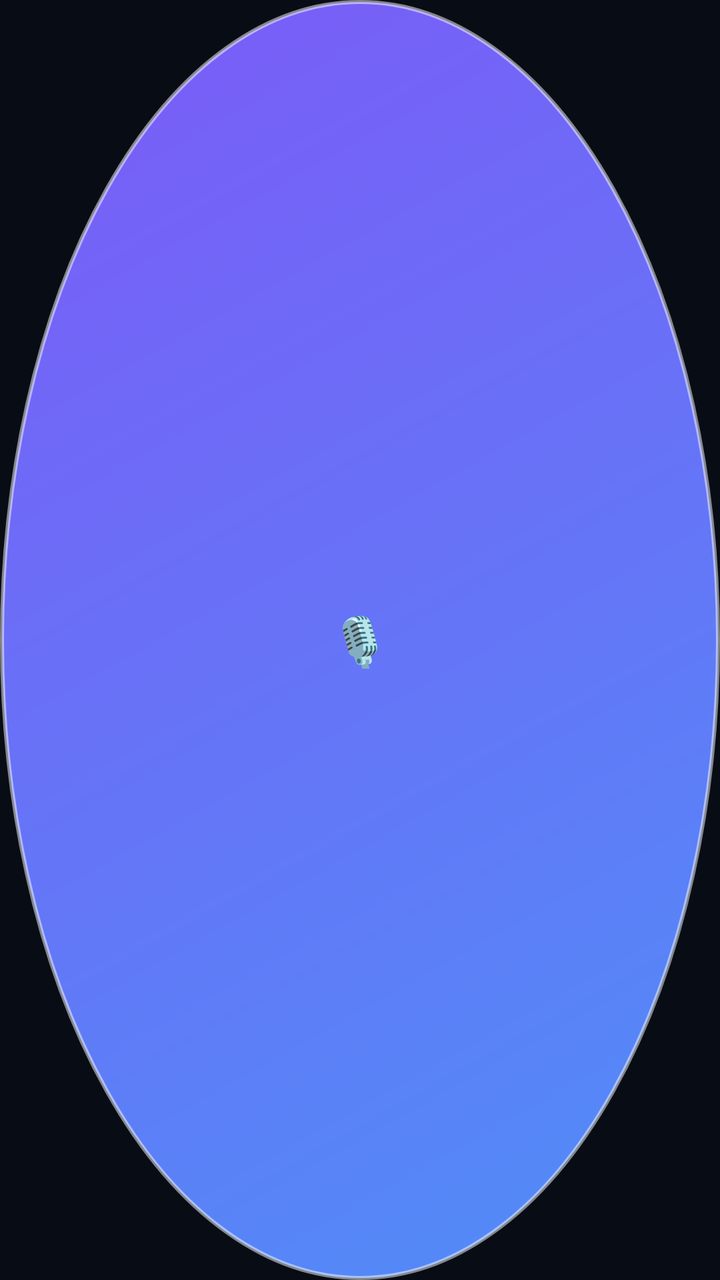
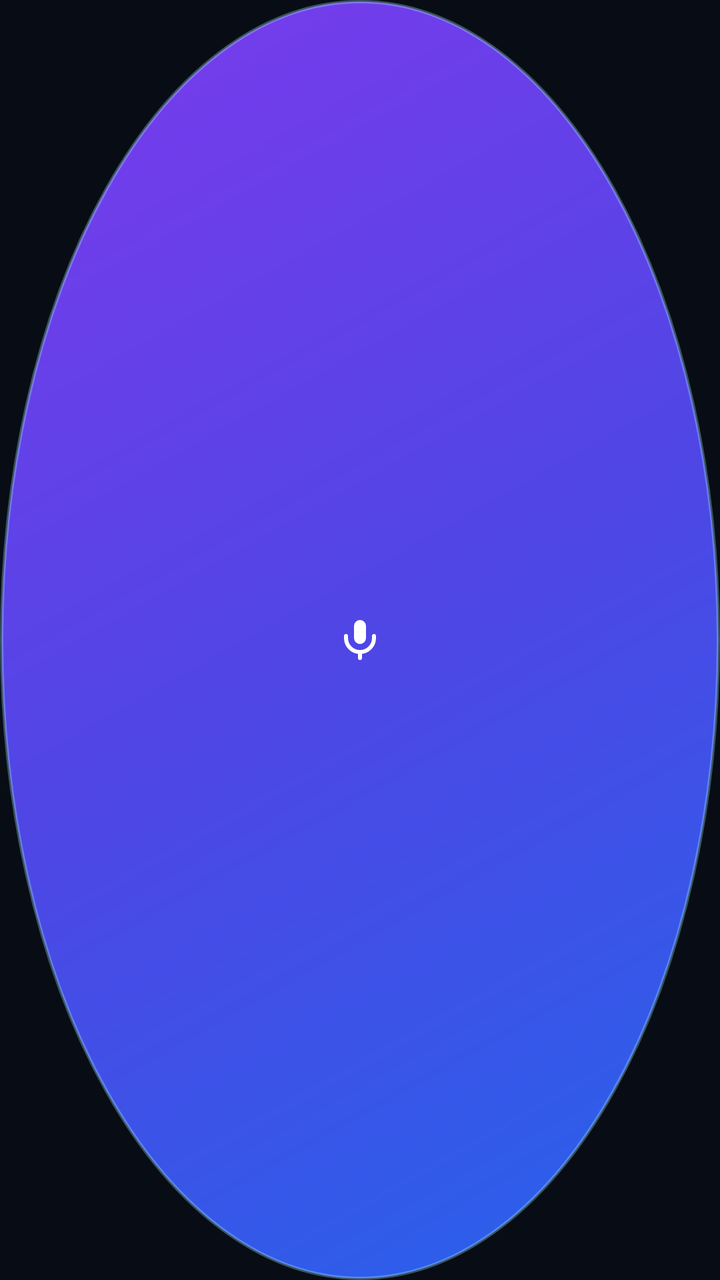

Screens rendered from an Android XML layout before and after an edit, with the pre-edit source and the edit as a unified diff.
<!-- AndroidManifest.xml: application theme Theme.RealtimeTranslator -->
<!-- res/layout/layout_floating_bubble.xml -->
<?xml version="1.0" encoding="utf-8"?>
<FrameLayout xmlns:android="http://schemas.android.com/apk/res/android"
    android:layout_width="56dp"
    android:layout_height="56dp"
    android:background="@drawable/bg_bubble"
    android:elevation="12dp">

    <TextView
        android:layout_width="wrap_content"
        android:layout_height="wrap_content"
        android:layout_gravity="center"
        android:text="🎙️"
        android:textSize="24sp" />
</FrameLayout>
<!-- resources referenced by this layout -->
<resources>
  <!-- drawable bg_bubble (drawable) -->
  <?xml version="1.0" encoding="utf-8"?>
  <shape xmlns:android="http://schemas.android.com/apk/res/android"
      android:shape="oval">
      <gradient
          android:angle="135"
          android:startColor="@color/primary"
          android:endColor="@color/accent" />
      <stroke
          android:width="2dp"
          android:color="#80FFFFFF" />
  </shape>
  <style name="Theme.RealtimeTranslator" parent="Theme.Material3.Dark.NoActionBar">
          <item name="colorPrimary">@color/primary</item>
          <item name="colorSecondary">@color/accent</item>
          <item name="android:statusBarColor">@color/bg_dark</item>
          <item name="android:navigationBarColor">@color/bg_dark</item>
          <item name="android:windowBackground">@color/bg_dark</item>
      </style>
  <color name="primary">#4F8EF7</color>
  <color name="accent">#7C5AF7</color>
  <color name="bg_dark">#080C14</color>
</resources>

<!-- the commit's change to res/layout/layout_floating_bubble.xml (unified diff, before → after) -->
@@ -1,14 +1,14 @@
 <?xml version="1.0" encoding="utf-8"?>
 <FrameLayout xmlns:android="http://schemas.android.com/apk/res/android"
-    android:layout_width="56dp"
-    android:layout_height="56dp"
+    android:layout_width="54dp"
+    android:layout_height="54dp"
     android:background="@drawable/bg_bubble"
-    android:elevation="12dp">
+    android:elevation="10dp">
 
-    <TextView
-        android:layout_width="wrap_content"
-        android:layout_height="wrap_content"
+    <ImageView
+        android:layout_width="24dp"
+        android:layout_height="24dp"
         android:layout_gravity="center"
-        android:text="🎙️"
-        android:textSize="24sp" />
+        android:src="@drawable/ic_mic_vector"
+        android:contentDescription="@string/app_name" />
 </FrameLayout>
<!-- resource entries referenced after the edit -->
@@ -6,12 +6,37 @@
       android:shape="oval">
       <gradient
           android:angle="135"
-          android:startColor="@color/primary"
-          android:endColor="@color/accent" />
+          android:startColor="#2563EB"
+          android:centerColor="#4F46E5"
+          android:endColor="#7C3AED" />
       <stroke
-          android:width="2dp"
-          android:color="#80FFFFFF" />
+          android:width="1.5dp"
+          android:color="#50A5F3FC" />
   </shape>
+  <!-- drawable ic_mic_vector (drawable) -->
+  <vector xmlns:android="http://schemas.android.com/apk/res/android"
+      android:width="26dp"
+      android:height="26dp"
+      android:viewportWidth="24"
+      android:viewportHeight="24">
+      
+      <path
+          android:fillColor="#FFFFFF"
+          android:pathData="M12,2a3,3 0 0,0 -3,3v6a3,3 0 0,0 6,0V5a3,3 0 0,0 -3,-3z" />
+      
+      <path
+          android:strokeColor="#FFFFFF"
+          android:strokeWidth="2"
+          android:strokeLineCap="round"
+          android:pathData="M19,10v1a7,7 0 0,1 -14,0v-1" />
+      
+      <path
+          android:strokeColor="#FFFFFF"
+          android:strokeWidth="2"
+          android:strokeLineCap="round"
+          android:pathData="M12,18v3" />
+  </vector>
+  <string name="app_name">Realtime Translator</string>
   <style name="Theme.RealtimeTranslator" parent="Theme.Material3.Dark.NoActionBar">
           <item name="colorPrimary">@color/primary</item>
           <item name="colorSecondary">@color/accent</item>
